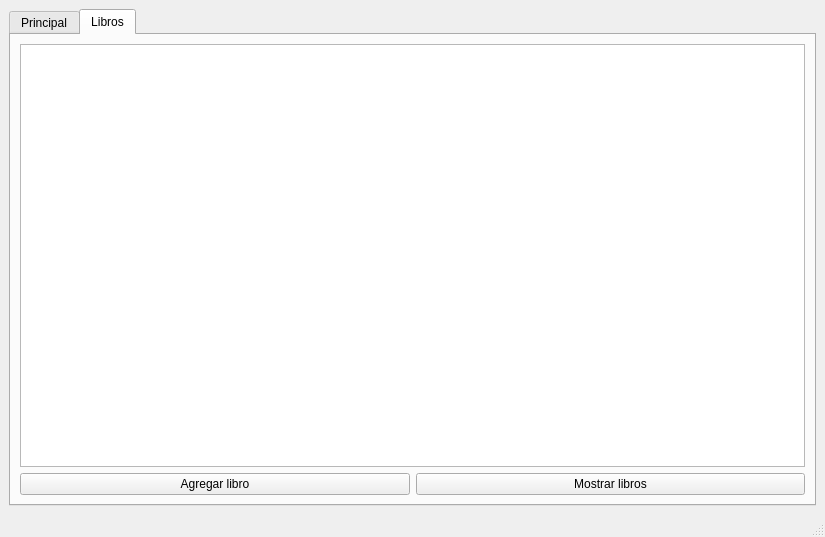
The window that mainwindow.ui (AdrianPrietoLozano/biblioteca) describes before a commit, drawn with Qt 5.
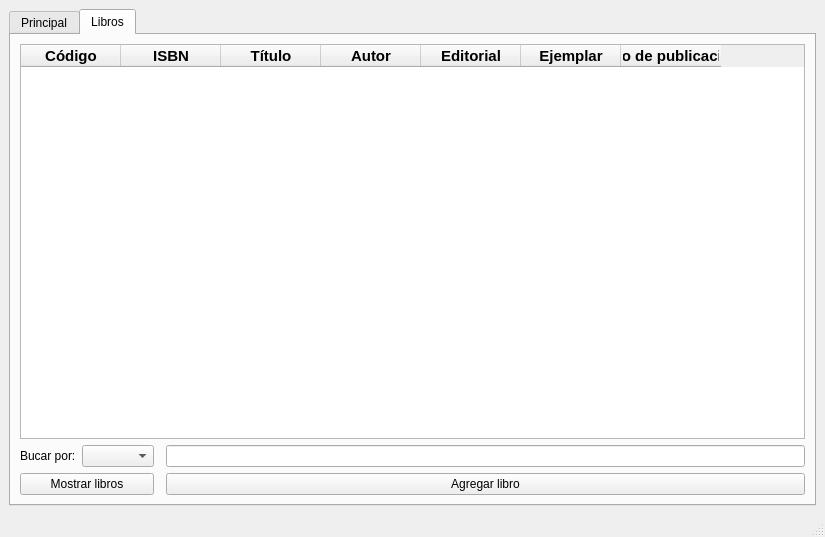
The same window after the commit. Icons and pictures are not drawn.

Commit message: Se pueden hacer busquedas generales y por atributos en la tabla libro

The edit to the form file:
```diff
--- a/mainwindow.ui
+++ b/mainwindow.ui
@@ -15,7 +15,7 @@
   </property>
   <widget class="QWidget" name="centralwidget">
    <layout class="QGridLayout" name="gridLayout">
-    <item row="0" column="0">
+    <item row="0" column="0" colspan="2">
      <widget class="QTabWidget" name="tabWidget">
       <property name="currentIndex">
        <number>1</number>
@@ -69,23 +69,170 @@
         <string>Libros</string>
        </attribute>
        <layout class="QGridLayout" name="gridLayout_2">
-        <item row="2" column="0">
+        <item row="1" column="3">
+         <widget class="QLineEdit" name="line_Buscar"/>
+        </item>
+        <item row="1" column="1">
+         <widget class="QComboBox" name="comboBox"/>
+        </item>
+        <item row="1" column="0">
+         <widget class="QLabel" name="label_3">
+          <property name="text">
+           <string>Bucar por:</string>
+          </property>
+         </widget>
+        </item>
+        <item row="0" column="0" colspan="4">
+         <widget class="QTableWidget" name="tableLibros">
+          <column>
+           <property name="text">
+            <string notr="true">Código</string>
+           </property>
+           <property name="font">
+            <font>
+             <pointsize>11</pointsize>
+             <weight>75</weight>
+             <bold>true</bold>
+            </font>
+           </property>
+           <property name="background">
+            <color>
+             <red>208</red>
+             <green>208</green>
+             <blue>208</blue>
+            </color>
+           </property>
+          </column>
+          <column>
+           <property name="text">
+            <string>ISBN</string>
+           </property>
+           <property name="font">
+            <font>
+             <pointsize>11</pointsize>
+             <weight>75</weight>
+             <bold>true</bold>
+            </font>
+           </property>
+           <property name="background">
+            <color>
+             <red>208</red>
+             <green>208</green>
+             <blue>208</blue>
+            </color>
+           </property>
+          </column>
+          <column>
+           <property name="text">
+            <string>Título</string>
+           </property>
+           <property name="font">
+            <font>
+             <pointsize>11</pointsize>
+             <weight>75</weight>
+             <bold>true</bold>
+            </font>
+           </property>
+           <property name="background">
+            <color>
+             <red>208</red>
+             <green>208</green>
+             <blue>208</blue>
+            </color>
+           </property>
+          </column>
+          <column>
+           <property name="text">
+            <string>Autor</string>
+           </property>
+           <property name="font">
+            <font>
+             <pointsize>11</pointsize>
+             <weight>75</weight>
+             <bold>true</bold>
+            </font>
+           </property>
+           <property name="background">
+            <color>
+             <red>208</red>
+             <green>208</green>
+             <blue>208</blue>
+            </color>
+           </property>
+          </column>
+          <column>
+           <property name="text">
+            <string>Editorial</string>
+           </property>
+           <property name="font">
+            <font>
+             <pointsize>11</pointsize>
+             <weight>75</weight>
+             <bold>true</bold>
+            </font>
+           </property>
+           <property name="background">
+            <color>
+             <red>208</red>
+             <green>208</green>
+             <blue>208</blue>
+            </color>
+           </property>
+          </column>
+          <column>
+           <property name="text">
+            <string>Ejemplar</string>
+           </property>
+           <property name="font">
+            <font>
+             <pointsize>11</pointsize>
+             <weight>75</weight>
+             <bold>true</bold>
+            </font>
+           </property>
+           <property name="background">
+            <color>
+             <red>208</red>
+             <green>208</green>
+             <blue>208</blue>
+            </color>
+           </property>
+          </column>
+          <column>
+           <property name="text">
+            <string>Año de publicación</string>
+           </property>
+           <property name="font">
+            <font>
+             <pointsize>11</pointsize>
+             <weight>75</weight>
+             <bold>true</bold>
+            </font>
+           </property>
+           <property name="background">
+            <color>
+             <red>208</red>
+             <green>208</green>
+             <blue>208</blue>
+            </color>
+           </property>
+          </column>
+         </widget>
+        </item>
+        <item row="2" column="3">
          <widget class="QPushButton" name="pushButton">
           <property name="text">
            <string>Agregar libro</string>
           </property>
          </widget>
         </item>
-        <item row="2" column="1">
+        <item row="2" column="0" colspan="2">
          <widget class="QPushButton" name="pushButton_2">
           <property name="text">
            <string>Mostrar libros</string>
           </property>
          </widget>
         </item>
-        <item row="1" column="0" colspan="2">
-         <widget class="QTableView" name="tableViewLibros"/>
-        </item>
        </layout>
       </widget>
      </widget>
```
The commit also changes 16 other files.
